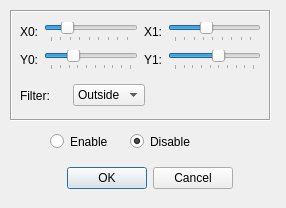
This is examples/DCPS/ishapes/filterForm.ui in OpenDDS/OpenDDS as Qt 5 draws it before an edit. The edited form follows.
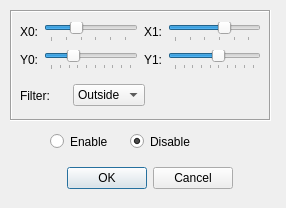
This is the edited form.

```diff
--- a/examples/DCPS/ishapes/filterForm.ui
+++ b/examples/DCPS/ishapes/filterForm.ui
@@ -141,7 +141,7 @@
         <item>
          <widget class="QSlider" name="x0Slider">
           <property name="maximum">
-           <number>500</number>
+           <number>320</number>
           </property>
           <property name="singleStep">
            <number>10</number>
@@ -177,7 +177,7 @@
         <item>
          <widget class="QSlider" name="y0Slider">
           <property name="maximum">
-           <number>360</number>
+           <number>361</number>
           </property>
           <property name="singleStep">
            <number>10</number>
@@ -217,7 +217,7 @@
         <item>
          <widget class="QSlider" name="x1Slider">
           <property name="maximum">
-           <number>500</number>
+           <number>320</number>
           </property>
           <property name="singleStep">
            <number>10</number>
@@ -250,7 +250,7 @@
         <item>
          <widget class="QSlider" name="y1Slider">
           <property name="maximum">
-           <number>360</number>
+           <number>361</number>
           </property>
           <property name="singleStep">
            <number>10</number>
```
Left out of the diff: 8 changed lines with no effect on the pictures.
